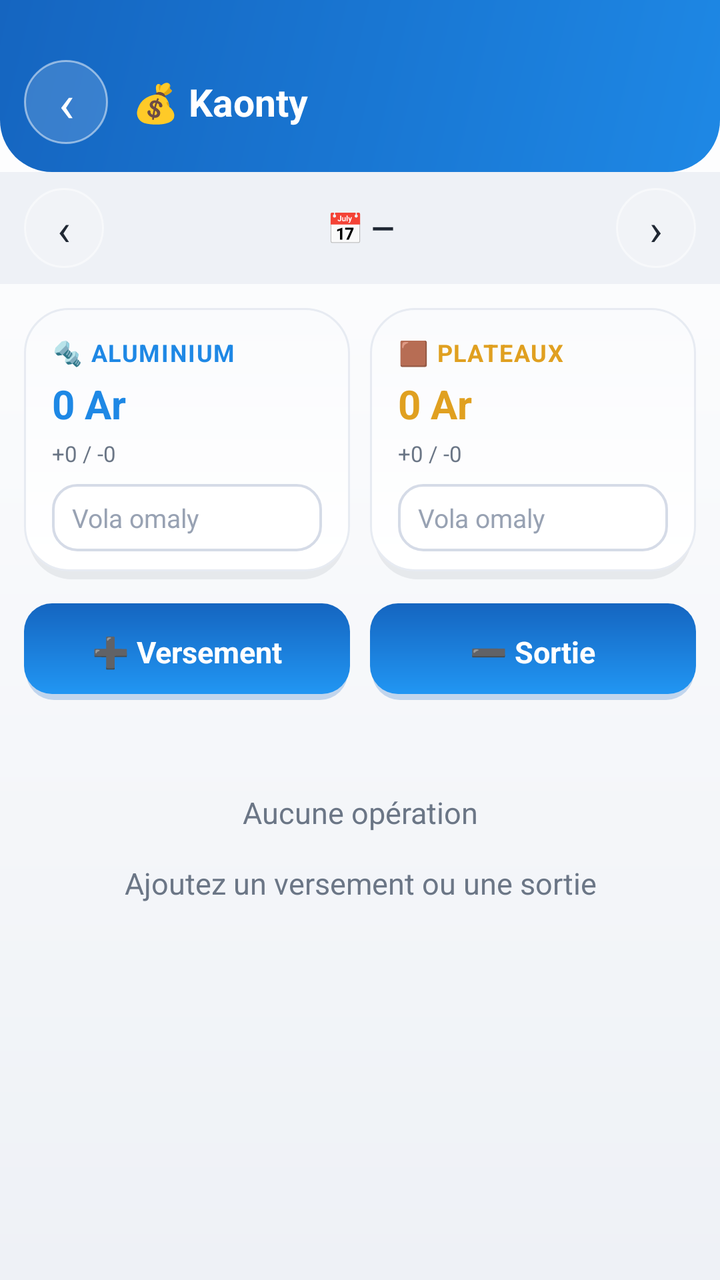
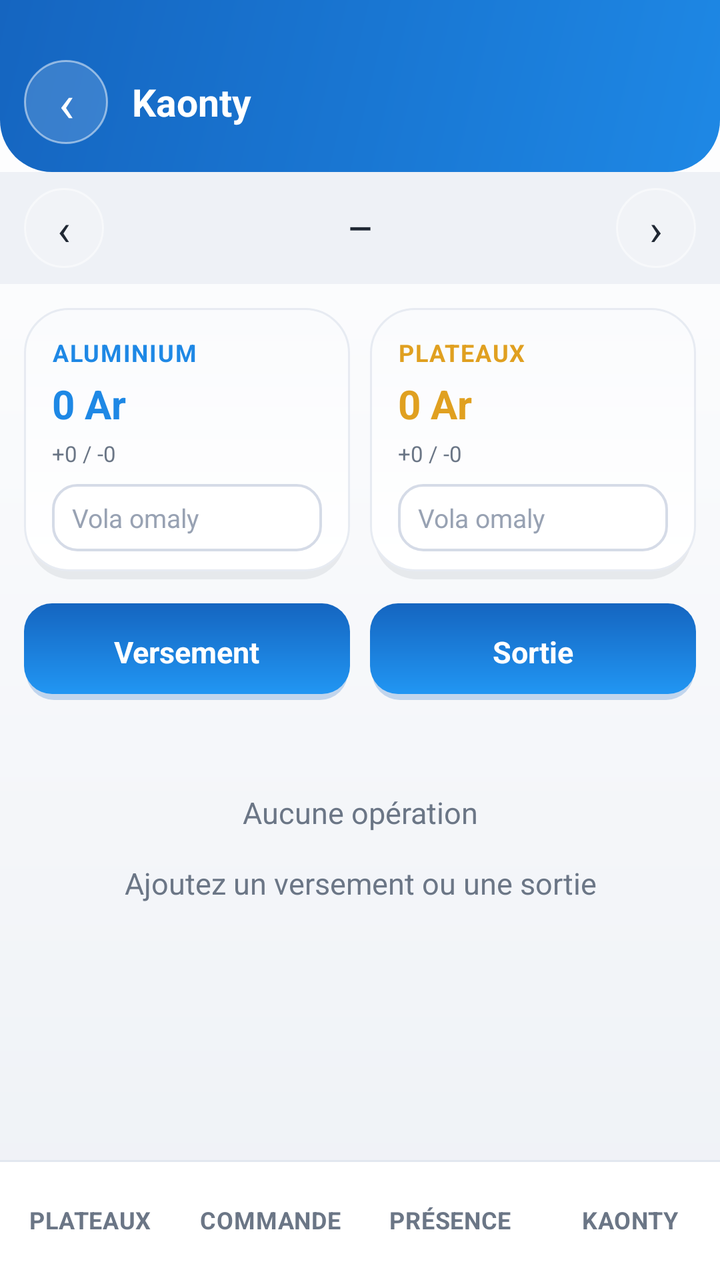

Screens rendered from an Android XML layout before and after an edit, with the pre-edit source and the edit as a unified diff.
<!-- AndroidManifest.xml: application theme Theme.AluManager -->
<!-- res/layout/activity_kaonty.xml -->
<?xml version="1.0" encoding="utf-8"?>
<LinearLayout xmlns:android="http://schemas.android.com/apk/res/android"
    android:layout_width="match_parent"
    android:layout_height="match_parent"
    android:background="@drawable/bg_space"
    android:orientation="vertical">

    <LinearLayout
        android:layout_width="match_parent"
        android:layout_height="wrap_content"
        android:background="@drawable/hero_bg"
        android:gravity="center_vertical"
        android:orientation="horizontal"
        android:paddingHorizontal="12dp"
        android:paddingTop="30dp"
        android:paddingBottom="14dp">

        <TextView
            android:id="@+id/btnBack"
            android:layout_width="42dp"
            android:layout_height="42dp"
            android:background="@drawable/avatar_circle"
            android:gravity="center"
            android:text="‹"
            android:textColor="#FFFFFF"
            android:textSize="26sp" />

        <TextView
            android:layout_width="0dp"
            android:layout_height="wrap_content"
            android:layout_marginStart="12dp"
            android:layout_weight="1"
            android:text="💰 Kaonty"
            android:textColor="#FFFFFF"
            android:textSize="19sp"
            android:textStyle="bold" />
    </LinearLayout>

    
    <LinearLayout
        android:layout_width="match_parent"
        android:layout_height="wrap_content"
        android:background="#EEF1F6"
        android:gravity="center_vertical"
        android:orientation="horizontal"
        android:paddingHorizontal="12dp"
        android:paddingVertical="8dp">

        <TextView
            android:id="@+id/btnPrevDay"
            android:layout_width="40dp"
            android:layout_height="40dp"
            android:background="@drawable/avatar_circle"
            android:gravity="center"
            android:text="‹"
            android:textColor="#1F2733"
            android:textSize="22sp" />

        <TextView
            android:id="@+id/dateLabel"
            android:layout_width="0dp"
            android:layout_height="wrap_content"
            android:layout_weight="1"
            android:gravity="center"
            android:text="📅 —"
            android:textColor="#1F2733"
            android:textSize="15sp"
            android:textStyle="bold" />

        <TextView
            android:id="@+id/btnNextDay"
            android:layout_width="40dp"
            android:layout_height="40dp"
            android:background="@drawable/avatar_circle"
            android:gravity="center"
            android:text="›"
            android:textColor="#1F2733"
            android:textSize="22sp" />
    </LinearLayout>

    
    <LinearLayout
        android:layout_width="match_parent"
        android:layout_height="wrap_content"
        android:orientation="horizontal"
        android:padding="12dp">

        
        <LinearLayout
            android:layout_width="0dp"
            android:layout_height="wrap_content"
            android:layout_weight="1"
            android:background="@drawable/glass_card"
            android:orientation="vertical"
            android:padding="14dp">

            <TextView
                android:layout_width="wrap_content"
                android:layout_height="wrap_content"
                android:text="🔩 ALUMINIUM"
                android:textColor="#1E88E5"
                android:textSize="12sp"
                android:textStyle="bold"
                android:letterSpacing="0.05" />

            <TextView
                android:id="@+id/soldeAlu"
                android:layout_width="wrap_content"
                android:layout_height="wrap_content"
                android:layout_marginTop="4dp"
                android:text="0 Ar"
                android:textColor="#1E88E5"
                android:textSize="20sp"
                android:textStyle="bold" />

            <TextView
                android:id="@+id/detailAlu"
                android:layout_width="wrap_content"
                android:layout_height="wrap_content"
                android:layout_marginTop="4dp"
                android:text="+0 / -0"
                android:textColor="#6B7686"
                android:textSize="11sp" />

            <EditText
                android:id="@+id/volaAlu"
                android:layout_width="match_parent"
                android:layout_height="wrap_content"
                android:layout_marginTop="8dp"
                android:background="@drawable/field_bg"
                android:hint="Vola omaly"
                android:inputType="numberDecimal"
                android:paddingHorizontal="10dp"
                android:paddingVertical="8dp"
                android:textColor="#1F2733"
                android:textColorHint="#98A2B3"
                android:textSize="13sp" />
        </LinearLayout>

        <View android:layout_width="10dp" android:layout_height="1dp" />

        
        <LinearLayout
            android:layout_width="0dp"
            android:layout_height="wrap_content"
            android:layout_weight="1"
            android:background="@drawable/glass_card"
            android:orientation="vertical"
            android:padding="14dp">

            <TextView
                android:layout_width="wrap_content"
                android:layout_height="wrap_content"
                android:text="🟫 PLATEAUX"
                android:textColor="#E0A020"
                android:textSize="12sp"
                android:textStyle="bold"
                android:letterSpacing="0.05" />

            <TextView
                android:id="@+id/soldePlateaux"
                android:layout_width="wrap_content"
                android:layout_height="wrap_content"
                android:layout_marginTop="4dp"
                android:text="0 Ar"
                android:textColor="#E0A020"
                android:textSize="20sp"
                android:textStyle="bold" />

            <TextView
                android:id="@+id/detailPlateaux"
                android:layout_width="wrap_content"
                android:layout_height="wrap_content"
                android:layout_marginTop="4dp"
                android:text="+0 / -0"
                android:textColor="#6B7686"
                android:textSize="11sp" />

            <EditText
                android:id="@+id/volaPlateaux"
                android:layout_width="match_parent"
                android:layout_height="wrap_content"
                android:layout_marginTop="8dp"
                android:background="@drawable/field_bg"
                android:hint="Vola omaly"
                android:inputType="numberDecimal"
                android:paddingHorizontal="10dp"
                android:paddingVertical="8dp"
                android:textColor="#1F2733"
                android:textColorHint="#98A2B3"
                android:textSize="13sp" />
        </LinearLayout>
    </LinearLayout>

    
    <LinearLayout
        android:layout_width="match_parent"
        android:layout_height="wrap_content"
        android:orientation="horizontal"
        android:paddingHorizontal="12dp"
        android:paddingBottom="6dp">

        <TextView
            android:id="@+id/btnIn"
            android:layout_width="0dp"
            android:layout_height="wrap_content"
            android:layout_weight="1"
            android:background="@drawable/btn_primary"
            android:gravity="center"
            android:paddingVertical="14dp"
            android:text="➕ Versement"
            android:textColor="#FFFFFF"
            android:textSize="15sp"
            android:textStyle="bold" />

        <View android:layout_width="10dp" android:layout_height="1dp" />

        <TextView
            android:id="@+id/btnOut"
            android:layout_width="0dp"
            android:layout_height="wrap_content"
            android:layout_weight="1"
            android:background="@drawable/btn_primary"
            android:gravity="center"
            android:paddingVertical="14dp"
            android:text="➖ Sortie"
            android:textColor="#FFFFFF"
            android:textSize="15sp"
            android:textStyle="bold" />
    </LinearLayout>

    <ScrollView
        android:layout_width="match_parent"
        android:layout_height="0dp"
        android:layout_weight="1"
        android:fillViewport="true"
        android:scrollbars="none">

        <LinearLayout
            android:id="@+id/listContainer"
            android:layout_width="match_parent"
            android:layout_height="wrap_content"
            android:orientation="vertical"
            android:paddingHorizontal="12dp"
            android:paddingBottom="20dp">

            <TextView
                android:id="@+id/emptyState"
                android:layout_width="match_parent"
                android:layout_height="wrap_content"
                android:layout_marginTop="40dp"
                android:gravity="center"
                android:text="Aucune opération\n\nAjoutez un versement ou une sortie"
                android:textColor="#6B7686"
                android:textSize="15sp" />
        </LinearLayout>
    </ScrollView>

</LinearLayout>
<!-- resources referenced by this layout -->
<resources>
  <!-- drawable avatar_circle (drawable) -->
  <?xml version="1.0" encoding="utf-8"?>
  <shape xmlns:android="http://schemas.android.com/apk/res/android" android:shape="oval">
      <solid android:color="#26FFFFFF" />
      <stroke android:width="1dp" android:color="#80FFFFFF" />
  </shape>
  <!-- drawable bg_space (drawable) -->
  <?xml version="1.0" encoding="utf-8"?>
  <shape xmlns:android="http://schemas.android.com/apk/res/android" android:shape="rectangle">
      <gradient
          android:angle="270"
          android:startColor="#FFFFFF"
          android:endColor="#EEF1F6" />
  </shape>
  <!-- drawable btn_primary (drawable) -->
  <?xml version="1.0" encoding="utf-8"?>
  <layer-list xmlns:android="http://schemas.android.com/apk/res/android">
      
      <item android:top="3dp" android:left="1dp" android:right="1dp">
          <shape android:shape="rectangle">
              <solid android:color="#3B1565C0" />
              <corners android:radius="14dp" />
          </shape>
      </item>
      
      <item android:bottom="3dp">
          <shape android:shape="rectangle">
              <gradient
                  android:angle="90"
                  android:startColor="#2196F3"
                  android:endColor="#1565C0" />
              <corners android:radius="14dp" />
          </shape>
      </item>
  </layer-list>
  <!-- drawable field_bg (drawable) -->
  <?xml version="1.0" encoding="utf-8"?>
  <shape xmlns:android="http://schemas.android.com/apk/res/android" android:shape="rectangle">
      <solid android:color="#FFFFFF" />
      <corners android:radius="12dp" />
      <stroke android:width="1.3dp" android:color="#D5DBE7" />
  </shape>
  <!-- drawable hero_bg (drawable) -->
  <?xml version="1.0" encoding="utf-8"?>
  <shape xmlns:android="http://schemas.android.com/apk/res/android" android:shape="rectangle">
      <gradient
          android:angle="135"
          android:startColor="#1E88E5"
          android:centerColor="#1976D2"
          android:endColor="#1565C0" />
      <corners
          android:bottomLeftRadius="26dp"
          android:bottomRightRadius="26dp" />
  </shape>
  <style name="Theme.AluManager" parent="Theme.MaterialComponents.Light.NoActionBar">
          <item name="colorPrimary">@color/neon_violet</item>
          <item name="colorPrimaryVariant">@color/neon_cyan</item>
          <item name="colorOnPrimary">#FFFFFF</item>
          <item name="colorAccent">@color/neon_cyan</item>
          <item name="android:windowBackground">@color/bg_deep</item>
          <item name="android:statusBarColor">@android:color/transparent</item>
          <item name="android:navigationBarColor">@color/bg_deep</item>
          <item name="android:windowLightStatusBar">false</item>
          <item name="android:colorBackground">@color/bg_deep</item>
      </style>
  <color name="neon_violet">#1565C0</color>
  <color name="neon_cyan">#1E88E5</color>
  <color name="bg_deep">#F4F6F9</color>
  <!-- unchanged entries left out for length: 1 -->
</resources>

<!-- the commit's change to res/layout/activity_kaonty.xml (unified diff, before → after) -->
@@ -30,7 +30,7 @@
             android:layout_height="wrap_content"
             android:layout_marginStart="12dp"
             android:layout_weight="1"
-            android:text="💰 Kaonty"
+            android:text="Kaonty"
             android:textColor="#FFFFFF"
             android:textSize="19sp"
             android:textStyle="bold" />
@@ -62,7 +62,7 @@
             android:layout_height="wrap_content"
             android:layout_weight="1"
             android:gravity="center"
-            android:text="📅 —"
+            android:text="—"
             android:textColor="#1F2733"
             android:textSize="15sp"
             android:textStyle="bold" />
@@ -97,7 +97,7 @@
             <TextView
                 android:layout_width="wrap_content"
                 android:layout_height="wrap_content"
-                android:text="🔩 ALUMINIUM"
+                android:text="ALUMINIUM"
                 android:textColor="#1E88E5"
                 android:textSize="12sp"
                 android:textStyle="bold"
@@ -151,7 +151,7 @@
             <TextView
                 android:layout_width="wrap_content"
                 android:layout_height="wrap_content"
-                android:text="🟫 PLATEAUX"
+                android:text="PLATEAUX"
                 android:textColor="#E0A020"
                 android:textSize="12sp"
                 android:textStyle="bold"
@@ -208,7 +208,7 @@
             android:background="@drawable/btn_primary"
             android:gravity="center"
             android:paddingVertical="14dp"
-            android:text="➕ Versement"
+            android:text="Versement"
             android:textColor="#FFFFFF"
             android:textSize="15sp"
             android:textStyle="bold" />
@@ -223,7 +223,7 @@
             android:background="@drawable/btn_primary"
             android:gravity="center"
             android:paddingVertical="14dp"
-            android:text="➖ Sortie"
+            android:text="Sortie"
             android:textColor="#FFFFFF"
             android:textSize="15sp"
             android:textStyle="bold" />
@@ -256,4 +256,63 @@
         </LinearLayout>
     </ScrollView>
 
+    <include layout="@layout/bottom_nav" />
+
 </LinearLayout>
+<!-- res/layout/bottom_nav.xml (included above) -->
+<?xml version="1.0" encoding="utf-8"?>
+<LinearLayout xmlns:android="http://schemas.android.com/apk/res/android"
+    android:id="@+id/bottomNav"
+    android:layout_width="match_parent"
+    android:layout_height="60dp"
+    android:background="@drawable/bottom_bar_bg"
+    android:orientation="horizontal">
+
+    <TextView
+        android:id="@+id/navPlateaux"
+        android:layout_width="0dp"
+        android:layout_height="match_parent"
+        android:layout_weight="1"
+        android:gravity="center"
+        android:text="PLATEAUX"
+        android:textColor="#6B7686"
+        android:textSize="12sp"
+        android:textStyle="bold"
+        android:letterSpacing="0.02" />
+
+    <TextView
+        android:id="@+id/navCommande"
+        android:layout_width="0dp"
+        android:layout_height="match_parent"
+        android:layout_weight="1"
+        android:gravity="center"
+        android:text="COMMANDE"
+        android:textColor="#6B7686"
+        android:textSize="12sp"
+        android:textStyle="bold"
+        android:letterSpacing="0.02" />
+
+    <TextView
+        android:id="@+id/navPresence"
+        android:layout_width="0dp"
+        android:layout_height="match_parent"
+        android:layout_weight="1"
+        android:gravity="center"
+        android:text="PRÉSENCE"
+        android:textColor="#6B7686"
+        android:textSize="12sp"
+        android:textStyle="bold"
+        android:letterSpacing="0.02" />
+
+    <TextView
+        android:id="@+id/navKaonty"
+        android:layout_width="0dp"
+        android:layout_height="match_parent"
+        android:layout_weight="1"
+        android:gravity="center"
+        android:text="KAONTY"
+        android:textColor="#6B7686"
+        android:textSize="12sp"
+        android:textStyle="bold"
+        android:letterSpacing="0.02" />
+</LinearLayout>
<!-- resource entries referenced after the edit -->
@@ -14,6 +14,20 @@
           android:startColor="#FFFFFF"
           android:endColor="#EEF1F6" />
   </shape>
+  <!-- drawable bottom_bar_bg (drawable) -->
+  <?xml version="1.0" encoding="utf-8"?>
+  <layer-list xmlns:android="http://schemas.android.com/apk/res/android">
+      <item android:gravity="top" android:height="1dp">
+          <shape android:shape="rectangle">
+              <solid android:color="#E2E7EF" />
+          </shape>
+      </item>
+      <item android:top="1dp">
+          <shape android:shape="rectangle">
+              <solid android:color="#FFFFFF" />
+          </shape>
+      </item>
+  </layer-list>
   <!-- drawable btn_primary (drawable) -->
   <?xml version="1.0" encoding="utf-8"?>
   <layer-list xmlns:android="http://schemas.android.com/apk/res/android">
